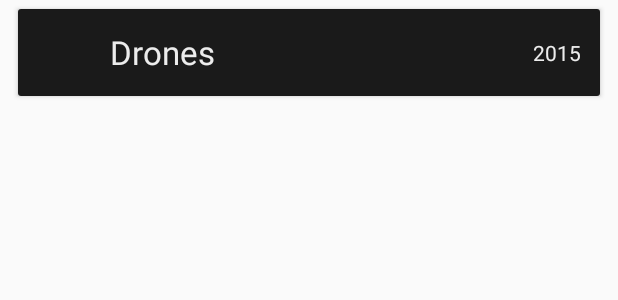
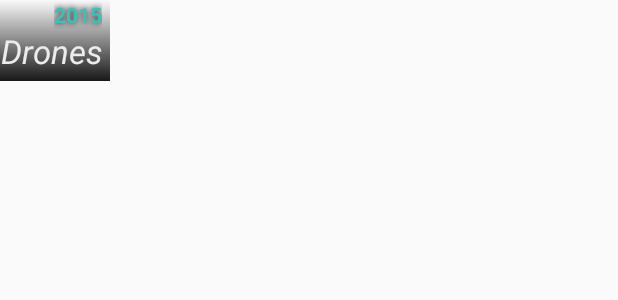
Before and after one commit to denisroldan/melchord-android, an Android app: the layout item_release.xml on its own in the app's theme, with its tools: preview values and no code run, on a phone screen of 412 x 824 dp. Shown: the top 300 px of the screen. Run offline under Robolectric (Android 15) with nearby library versions, the phone set to English and light mode, and no system bars.

Commit message:
Modificado lauched por date. Añadido gradiente en las vistas de discos (probando GridLayout), Eliminado el modelo de Featured Artist (ahora son artistas igualmente).Eliminado Profile por dependencias innecesarias. Añadido el soporte para almacenaje de tabs en sqlite local con sqlbrite.

```diff
--- a/app/src/main/java/com/aiculabs/melchord/data/DataManager.java
+++ b/app/src/main/java/com/aiculabs/melchord/data/DataManager.java
@@ -65,6 +65,10 @@
                 });
     }
 
+    public Observable<List<Artist>> getFeaturedArtists(){
+        return mArtistService.getFeaturedArtists();
+    }
+
     public Observable<Release> getReleaseResults(final String mbid) {
         return mReleaseService.getRelease(mbid);
     }
--- a/app/src/main/java/com/aiculabs/melchord/data/local/DbOpenHelper.java
+++ b/app/src/main/java/com/aiculabs/melchord/data/local/DbOpenHelper.java
@@ -22,7 +22,7 @@
     public void onCreate(SQLiteDatabase db) {
         db.beginTransaction();
         try {
-            db.execSQL(Db.RibotProfileTable.CREATE);
+            db.execSQL(Db.MelchordTabTable.CREATE);
             //Add other tables here
             db.setTransactionSuccessful();
         } finally {
--- a/app/src/main/java/com/aiculabs/melchord/data/remote/ArtistService.java
+++ b/app/src/main/java/com/aiculabs/melchord/data/remote/ArtistService.java
@@ -2,7 +2,6 @@
 
 import com.aiculabs.melchord.data.model.Artist;
 import com.aiculabs.melchord.data.model.ArtistSearch;
-import com.aiculabs.melchord.data.model.FeaturedArtist;
 import com.google.gson.Gson;
 import com.google.gson.GsonBuilder;
 
@@ -25,6 +24,9 @@
     @GET("artist/{term}")
     Observable<List<ArtistSearch>> getArtistSearchResults(@Path("term") String term);
 
+    @GET("artists/featured")
+    Observable<List<Artist>> getFeaturedArtists();
+
 
     /******** Helper class that sets up a new services *******/
     class Creator {
--- a/app/src/main/java/com/aiculabs/melchord/ui/artist/ArtistAdapter.java
+++ b/app/src/main/java/com/aiculabs/melchord/ui/artist/ArtistAdapter.java
@@ -52,8 +52,8 @@
             Release release = mReleases.get(position);
             holder.releaseTitle.setText(release.getTitle());
             String launched = "";
-            if (release.getLaunched() != null) {
-                launched = release.getLaunched();
+            if (release.getDate() != null) {
+                launched = release.getDate();
             }
             if (release.getThumbnail() != null) {
                 Glide.with(holder.releaseImage.getContext()).load(release.getThumbnail()).error(R.drawable.bg).into(holder.releaseImage);
--- /dev/null
+++ b/app/src/main/res/drawable/gradient.xml
@@ -0,0 +1,9 @@
+<?xml version="1.0" encoding="utf-8"?>
+<shape xmlns:android="http://schemas.android.com/apk/res/android">
+
+    <gradient
+        android:angle="270"
+        android:endColor="#181818"
+        android:startColor="#00000000" />
+
+</shape>
--- a/app/src/main/res/layout/item_release.xml
+++ b/app/src/main/res/layout/item_release.xml
@@ -1,4 +1,79 @@
 <?xml version="1.0" encoding="utf-8"?>
+<GridLayout
+    xmlns:tools="http://schemas.android.com/tools"
+    xmlns:android="http://schemas.android.com/apk/res/android"
+    android:layout_width="fill_parent"
+    android:layout_height="wrap_content"
+    android:columnCount="2"
+    android:layout_below="@+id/release_date"
+    android:layout_alignLeft="@+id/release_name"
+    android:layout_alignStart="@+id/release_name"
+    android:rowCount="10">
+
+    <FrameLayout
+        android:layout_width="wrap_content"
+        android:layout_height="fill_parent"
+        >
+
+        <ImageView
+            android:layout_width="wrap_content"
+            android:layout_height="wrap_content"
+            android:id="@+id/releaseImageView"
+            android:textSize="@dimen/text_large_title"
+            android:gravity="center_vertical|left"
+            android:layout_margin="2dp"
+            android:textColor="@color/accent" />
+
+        <LinearLayout
+            android:orientation="vertical"
+            android:layout_width="fill_parent"
+            android:layout_height="wrap_content"
+            android:gravity="bottom|right"
+            android:layout_gravity="bottom|right"
+            android:background="@drawable/gradient"
+            android:backgroundTintMode="add">
+
+            <TextView
+                android:id="@+id/release_date"
+                android:layout_width="wrap_content"
+                android:layout_height="wrap_content"
+                android:textSize="@dimen/release_duration_size"
+                tools:text="2015"
+                android:shadowColor="@color/background_black"
+                android:shadowDx="0"
+                android:shadowDy="0"
+                android:shadowRadius="5"
+                android:layout_marginRight="5dp"
+                android:textColor="@color/accent"
+                android:gravity="right"
+                android:textStyle="bold" />
+
+            <TextView
+                android:id="@+id/release_name"
+                android:layout_width="wrap_content"
+                android:layout_height="wrap_content"
+                android:textSize="@dimen/release_name_size"
+                tools:text="Drones"
+                android:layout_centerVertical="true"
+                android:layout_toRightOf="@+id/releaseImageView"
+                android:textColor="@color/light_text"
+                android:paddingBottom="5dp"
+                android:paddingRight="5dp"
+                android:paddingEnd="5dp"
+                android:layout_toLeftOf="@+id/release_date"
+                android:layout_toStartOf="@+id/release_date"
+                android:textStyle="italic"
+                android:textAlignment="gravity"
+                android:layout_gravity="right"
+                android:gravity="right" />
+        </LinearLayout>
+
+    </FrameLayout>
+
+
+</GridLayout>
+
+<!--
 <android.support.v7.widget.CardView xmlns:android="http://schemas.android.com/apk/res/android"
     xmlns:card_view="http://schemas.android.com/apk/res-auto"
     xmlns:tools="http://schemas.android.com/tools"
@@ -10,6 +85,8 @@
     android:layout_marginRight="12dp"
     android:layout_marginTop="6dp"
     card_view:cardCornerRadius="2dp">
+
+
 
     <RelativeLayout
         android:layout_width="wrap_content"
@@ -27,32 +104,9 @@
             android:layout_margin="2dp"
             android:textColor="@color/accent" />
 
-        <TextView
-            android:id="@+id/release_name"
-            android:layout_width="wrap_content"
-            android:layout_height="wrap_content"
-            android:textSize="@dimen/release_name_size"
-            tools:text="Drones"
-            android:layout_centerVertical="true"
-            android:layout_toRightOf="@+id/releaseImageView"
-            android:layout_toEndOf="@+id/releaseImageView"
-            android:textColor="@color/light_text"
-            android:padding="5dp" />
 
-        <TextView
-            android:id="@+id/release_date"
-            android:layout_width="wrap_content"
-            android:layout_height="wrap_content"
-            android:textSize="@dimen/release_duration_size"
-            tools:text="2015"
-            android:layout_centerVertical="true"
-            android:layout_alignParentRight="true"
-            android:layout_alignParentEnd="true"
-            android:layout_marginRight="5dp"
-            android:textColor="@color/light_text"
-            android:padding="5dp"
-            android:gravity="right" />
 
     </RelativeLayout>
 
 </android.support.v7.widget.CardView>
+-->
```
Also changed, not shown: app/src/main/java/com/aiculabs/melchord/data/local/DatabaseHelper.java (+20 -20 lines), app/src/main/java/com/aiculabs/melchord/data/local/Db.java (+27 -40 lines), app/src/main/java/com/aiculabs/melchord/data/model/FeaturedArtist.java (deleted, +0 -94 lines), app/src/main/java/com/aiculabs/melchord/data/model/Fields.java (deleted, +0 -141 lines), app/src/main/java/com/aiculabs/melchord/data/model/Name.java (deleted, +0 -57 lines), app/src/main/java/com/aiculabs/melchord/data/model/Profile.java (deleted, +0 -84 lines), app/src/main/java/com/aiculabs/melchord/data/model/Release.java (+12 -12 lines), app/src/main/java/com/aiculabs/melchord/data/remote/FeaturedArtistService.java (deleted, +0 -38 lines).
